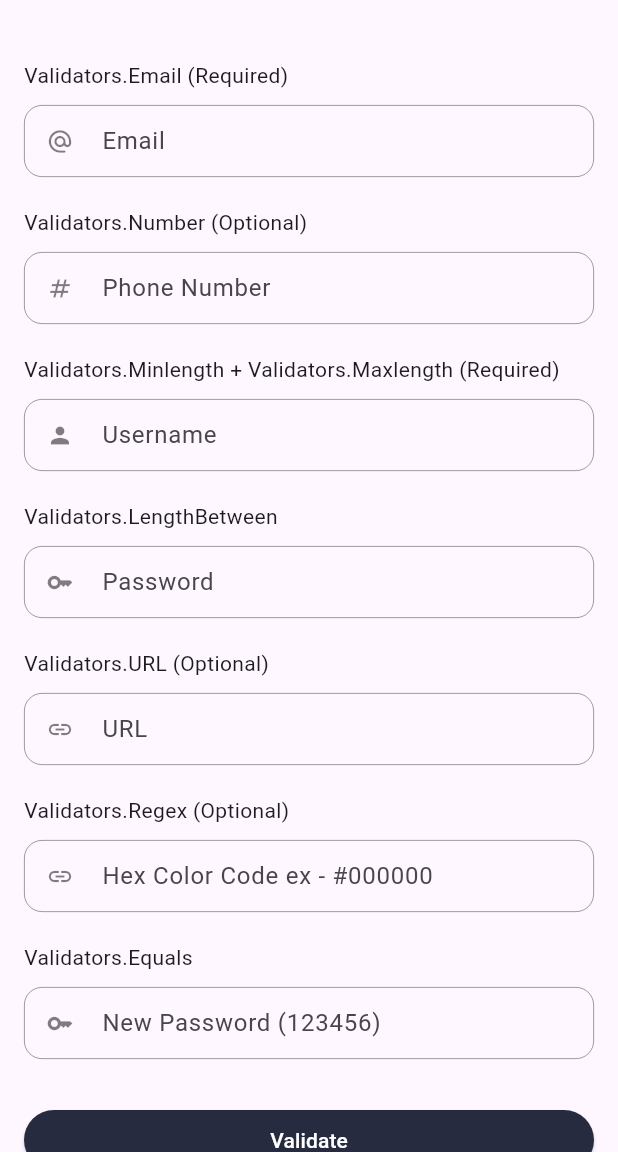
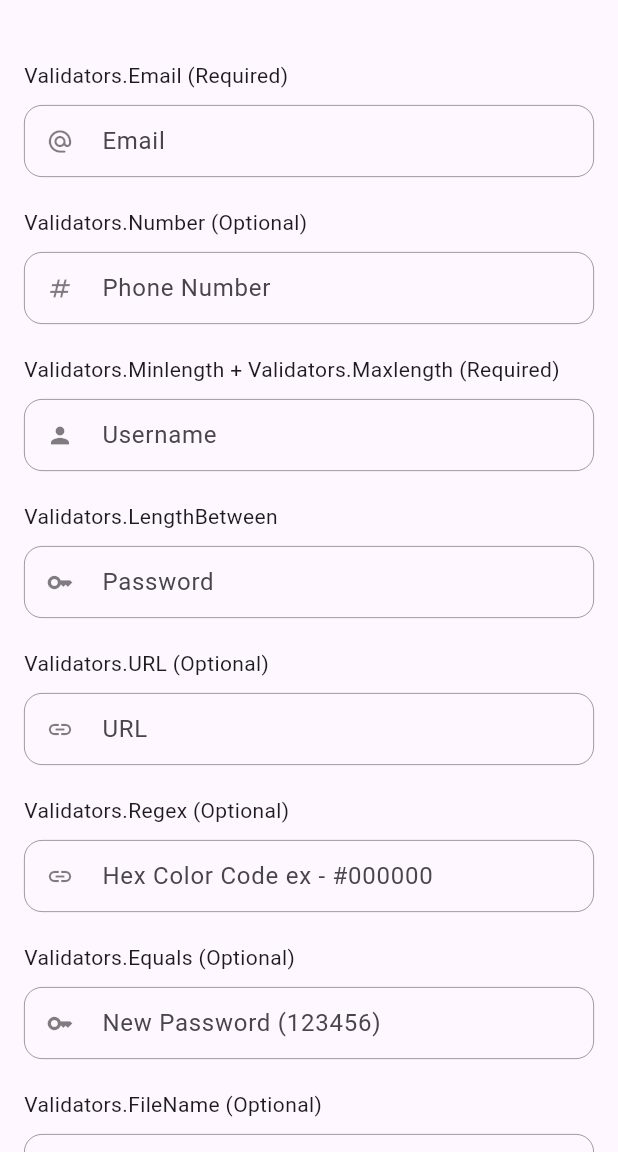
Before and after one commit to siddastic/master_validator, a Flutter app: the screen it shows after launch, on a phone screen of 412 x 824 dp, the part 84-1236 px from its top. Run offline on Flutter 3.47's test engine with Material 2 defaults, Android fonts, the light colour scheme and no system bars.

Commit message:
update file name validation regex + update documentation + exampls + add assertions

````diff
--- a/example/lib/main.dart
+++ b/example/lib/main.dart
@@ -154,7 +154,7 @@ class _FormValidationExampleState extends State<FormValidationExample> {
                   hintText: "Hex Color Code ex - #000000",
                 ),
                 const Space(20),
-                const Text("Validators.Equals"),
+                const Text("Validators.Equals (Optional)"),
                 Space.def,
                 Input(
                   validator: Validators.Equals(
@@ -166,13 +166,21 @@ class _FormValidationExampleState extends State<FormValidationExample> {
                   hintText: "New Password (123456)",
                 ),
                 const Space(20),
-                // const Text("Validators.FileName"),
-                // Space.def,
-                // Input(
-                //   validator: Validators.FileName(),
-                //   prefixIcon: Icons.file_present,
-                //   hintText: "File Name",
-                // ),
+                const Text("Validators.FileName (Optional)"),
+                Space.def,
+                Input(
+                  validator: Validators.FileName(),
+                  prefixIcon: Icons.file_present,
+                  hintText: "File Name",
+                ),
+                const Space(20),
+                const Text("Validators.FileSize"),
+                Space.def,
+                Input(
+                  validator: Validators.DirectoryName(),
+                  prefixIcon: Icons.folder,
+                  hintText: "Directory Name (Optional)",
+                ),
               ],
             ),
           ),
--- a/lib/master_validator.dart
+++ b/lib/master_validator.dart
@@ -421,7 +421,7 @@ class Validators {
   ///
   /// ```dart
   /// TextFormField(
-  /// validator: Validators.Equals(value : 'value_to_match'),
+  /// validator: Validators.DirectoryName(),
   /// ),
   /// ```
   static String? Function(String? value)? DirectoryName({
@@ -457,7 +457,7 @@ class Validators {
   ///
   /// ```dart
   /// TextFormField(
-  /// validator: Validators.Equals(value : 'value_to_match'),
+  /// validator: Validators.FileName()
   /// ),
   /// ```
   static String? Function(String? value)? FileName({
@@ -465,14 +465,15 @@ class Validators {
     String? Function(String value)? next,
     List<String>? extensionWhereIn,
   }) {
+    assert(extensionWhereIn == null || extensionWhereIn.isNotEmpty,
+        'extensionWhereIn cannot be empty');
     return (v) {
       if (v == null || v.trim().isEmpty) {
         return null;
       }
 
-      // validate file name
-      final fileNameRegex = RegExp(r'[^\\/:*?"<>|\r\n]+$');
-      if (!fileNameRegex.hasMatch(v)) {
+      // validate file name without extension
+      if (!RegExp(r'^[a-zA-Z0-9-_]+$').hasMatch(v.split('.').first)) {
         return errorMessage;
       }
 
````
